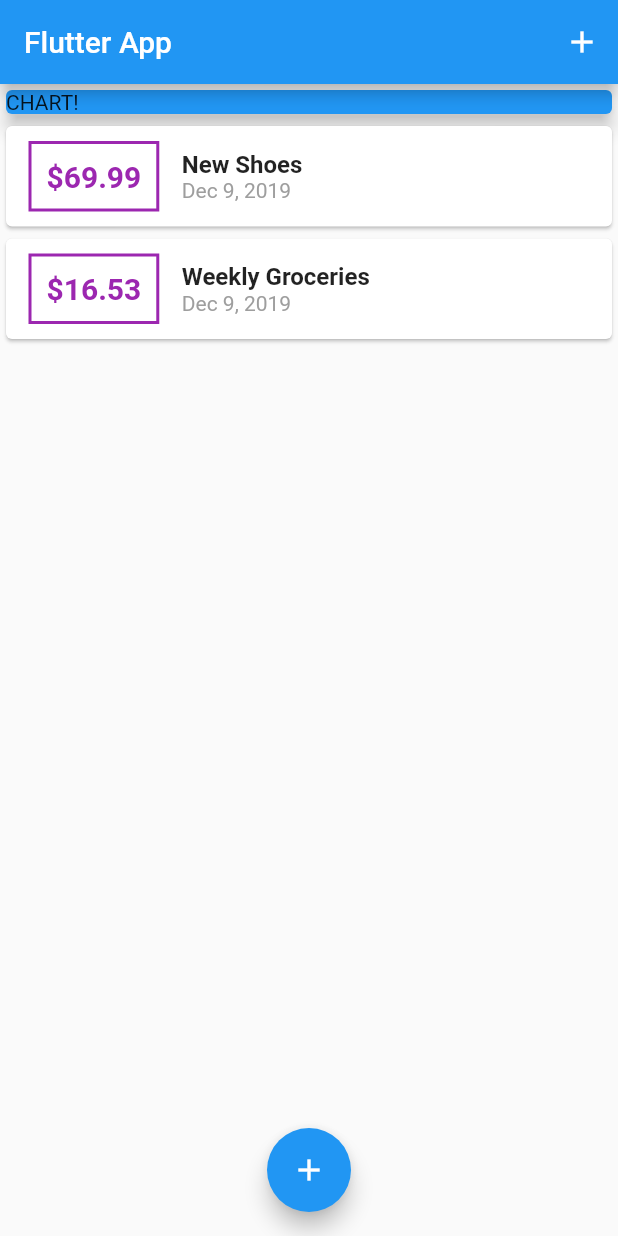
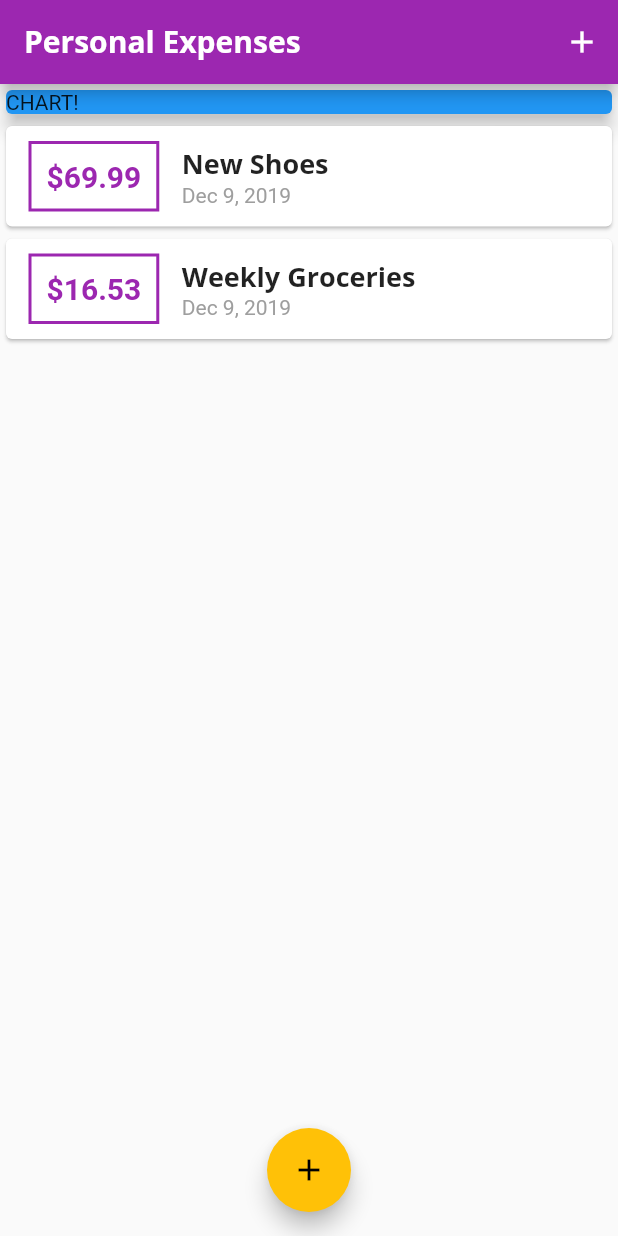
Before and after one commit to Thilanguis/controle_gastos, a Flutter app: the screen it shows after launch, on a phone screen of 412 x 824 dp. Run offline on Flutter 3.47's test engine with Material 2 defaults, Android fonts, the phone set to English and light mode, and no system bars.

Commit message:
Adicionando font e estilo Theme

```diff
--- a/lib/main.dart
+++ b/lib/main.dart
@@ -10,7 +10,28 @@ class MyApp extends StatelessWidget {
   @override
   Widget build(BuildContext context) {
     return MaterialApp(
-      title: 'Flutter App',
+      title: 'Personal Expenses',
+      theme: ThemeData(
+        primarySwatch: Colors.purple,
+        accentColor: Colors.amber,
+        fontFamily: 'Quicksand',
+        textTheme: ThemeData.light().textTheme.copyWith(
+              title: TextStyle(
+                fontFamily: 'OpenSans',
+                fontWeight: FontWeight.bold,
+                fontSize: 18,
+              ),
+            ),
+        appBarTheme: AppBarTheme(
+          textTheme: ThemeData.light().textTheme.copyWith(
+                title: TextStyle(
+                  fontFamily: 'OpenSans',
+                  fontSize: 20,
+                  fontWeight: FontWeight.bold,
+                ),
+              ),
+        ),
+      ),
       home: MyHomePage(),
     );
   }
@@ -68,7 +89,9 @@ class _MyHomePageState extends State<MyHomePage> {
   Widget build(BuildContext context) {
     return Scaffold(
       appBar: AppBar(
-        title: Text('Flutter App'),
+        title: Text(
+          'Personal Expenses',
+        ),
         actions: <Widget>[
           IconButton(
             icon: Icon(Icons.add),
--- a/lib/widgets/transaction_list.dart
+++ b/lib/widgets/transaction_list.dart
@@ -24,17 +24,17 @@ class TransactionList extends StatelessWidget {
                   ),
                   decoration: BoxDecoration(
                     border: Border.all(
-                      color: Colors.purple,
+                      color: Theme.of(context).primaryColor,
                       width: 2,
                     ),
                   ),
                   padding: EdgeInsets.all(10),
                   child: Text(
-                    '\$${transactions [index].amount.toStringAsFixed(2)}',
+                    '\$${transactions[index].amount.toStringAsFixed(2)}',
                     style: TextStyle(
                       fontWeight: FontWeight.bold,
                       fontSize: 20,
-                      color: Colors.purple,
+                      color: Theme.of(context).primaryColor,
                     ),
                   ),
                 ),
@@ -43,10 +43,7 @@ class TransactionList extends StatelessWidget {
                   children: <Widget>[
                     Text(
                       transactions[index].title,
-                      style: TextStyle(
-                        fontSize: 16,
-                        fontWeight: FontWeight.bold,
-                      ),
+                      style: Theme.of(context).textTheme.title,
                     ),
                     Text(
                       DateFormat.yMMMd().format(transactions[index].date),
```
Also changed, not shown: pubspec.yaml (+11 -6 lines), assets/fonts/OpenSans-Bold.ttf (added), assets/fonts/OpenSans-Regular.ttf (added), assets/fonts/Quicksand-Bold.ttf (added), assets/fonts/Quicksand-Light.ttf (added), assets/fonts/Quicksand-Medium.ttf (added), assets/fonts/Quicksand-Regular.ttf (added).
